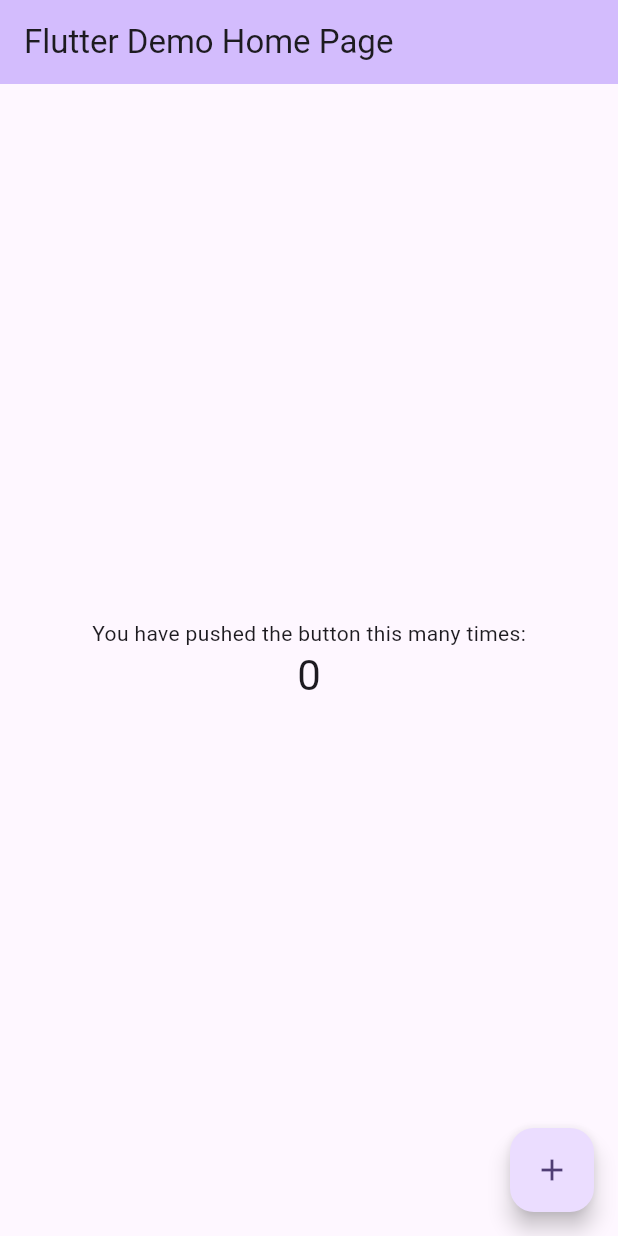
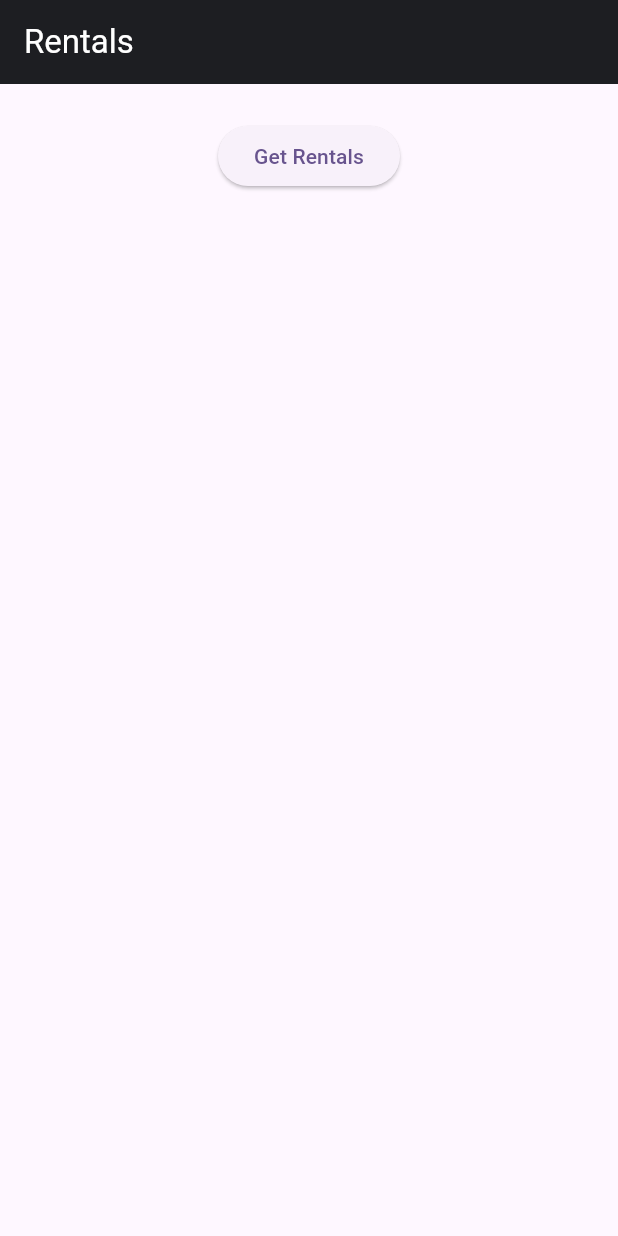
Before and after one commit to chryshel/homes, a Flutter app: the screen it shows after launch, on a phone screen of 412 x 824 dp. Run offline on Flutter 3.47's test engine with Material 3 defaults, Android fonts, the phone set to English and light mode, and no system bars; our stand-ins replace cloud_firestore, dartz, equatable, firebase_core, flutter_bloc, get_it; accounts and stored records are empty.

```diff
--- /dev/null
+++ b/lib/features/get_rentals/domain/entities/rentals.dart
@@ -0,0 +1,30 @@
+import 'package:cloud_firestore/cloud_firestore.dart';
+import 'package:equatable/equatable.dart';
+
+class RentalsEntity extends Equatable {
+  const RentalsEntity({
+    required this.title,
+    required this.price,
+    required this.images,
+    required this.location,
+    required this.bathRoomCount,
+    required this.bedRoomCount,
+  });
+
+  final String title;
+  final int price;
+  final List<dynamic> images;
+  final GeoPoint location;
+  final int bathRoomCount;
+  final int bedRoomCount;
+
+  @override
+  List<Object?> get props => [
+        title,
+        price,
+        images,
+        location,
+        bathRoomCount,
+        bedRoomCount,
+      ];
+}
--- /dev/null
+++ b/lib/features/get_rentals/domain/usecases/get_rentals.dart
@@ -0,0 +1,14 @@
+import 'package:dartz/dartz.dart';
+import 'package:homzes_app/core/error/faliure.dart';
+import 'package:homzes_app/features/get_rentals/domain/entities/rentals.dart';
+import 'package:homzes_app/features/get_rentals/domain/repositories/rental_repository.dart';
+
+class GetRentalsUseCase {
+  final RentalRepository rentalRepository;
+
+  GetRentalsUseCase(this.rentalRepository);
+
+  Future<Either<Failure, List<RentalsEntity>>> execute() {
+    return rentalRepository.getRentals();
+  }
+}
--- /dev/null
+++ b/lib/features/get_rentals/presentation/bloc/rentals_bloc.dart
@@ -0,0 +1,21 @@
+import 'package:flutter_bloc/flutter_bloc.dart';
+import 'package:homzes_app/features/get_rentals/domain/usecases/get_rentals.dart';
+import 'package:homzes_app/features/get_rentals/presentation/bloc/rentals_event.dart';
+import 'package:homzes_app/features/get_rentals/presentation/bloc/rentals_state.dart';
+
+class RentalsBloc extends Bloc<RentalsEvent, RentalsState> {
+  final GetRentalsUseCase _getRentalsUseCase;
+
+  RentalsBloc(this._getRentalsUseCase) : super(RentalsEmpty()) {
+    on<OnGetRentals>((event, emit) async {
+      emit(RentalsLoading());
+      final result = await _getRentalsUseCase.execute();
+      print('result : $result');
+      result.fold((failure) {
+        emit(RentalsLoadFailure(failure.message));
+      }, (data) {
+        emit(RentalsLoaded(data));
+      });
+    });
+  }
+}
--- /dev/null
+++ b/lib/features/get_rentals/presentation/bloc/rentals_event.dart
@@ -0,0 +1,13 @@
+import 'package:equatable/equatable.dart';
+
+abstract class RentalsEvent extends Equatable {
+  const RentalsEvent();
+
+  @override
+  List<Object?> get props => [];
+}
+
+class OnGetRentals extends RentalsEvent {
+  @override
+  List<Object?> get props => [];
+}
--- /dev/null
+++ b/lib/features/get_rentals/presentation/bloc/rentals_state.dart
@@ -0,0 +1,31 @@
+import 'package:equatable/equatable.dart';
+import 'package:homzes_app/features/get_rentals/domain/entities/rentals.dart';
+
+abstract class RentalsState extends Equatable {
+  const RentalsState();
+
+  @override
+  List<Object?> get props => [];
+}
+
+class RentalsEmpty extends RentalsState {}
+
+class RentalsLoading extends RentalsState {}
+
+class RentalsLoaded extends RentalsState {
+  final List<RentalsEntity> result;
+
+  const RentalsLoaded(this.result);
+
+  @override
+  List<Object?> get props => [result];
+}
+
+class RentalsLoadFailure extends RentalsState {
+  final String message;
+
+  const RentalsLoadFailure(this.message);
+
+  @override
+  List<Object?> get props => [message];
+}
--- /dev/null
+++ b/lib/features/get_rentals/presentation/pages/rentals_page.dart
@@ -0,0 +1,83 @@
+import 'package:flutter/foundation.dart';
+import 'package:flutter/material.dart';
+import 'package:flutter_bloc/flutter_bloc.dart';
+import 'package:homzes_app/features/get_rentals/presentation/bloc/rentals_bloc.dart';
+import 'package:homzes_app/features/get_rentals/presentation/bloc/rentals_event.dart';
+import 'package:homzes_app/features/get_rentals/presentation/bloc/rentals_state.dart';
+
+class RentalsPage extends StatelessWidget {
+  const RentalsPage({super.key});
+
+  @override
+  Widget build(BuildContext context) {
+    return Scaffold(
+      appBar: AppBar(
+        backgroundColor: const Color(0xff1D1E22),
+        title: const Text(
+          'Rentals',
+          style: TextStyle(color: Colors.white),
+        ),
+      ),
+      body: Padding(
+        padding: const EdgeInsets.all(24),
+        child: Column(
+          children: [
+            ElevatedButton(
+              onPressed: () {
+                context.read<RentalsBloc>().add(OnGetRentals());
+              },
+              child: const Text('Get Rentals'),
+            ),
+
+            //
+
+            const SizedBox(height: 30),
+
+            //
+
+            BlocBuilder<RentalsBloc, RentalsState>(builder: (context, state) {
+              if (state is RentalsLoading) {
+                return const Center(
+                  child: CircularProgressIndicator(),
+                );
+              }
+              if (state is RentalsLoaded) {
+                if (kDebugMode) {
+                  print('Hello, Flutter!');
+                  print(state.result.length);
+                }
+
+                return Expanded(
+                  // ✅ Add Expanded to constrain ListView height
+                  child: ListView.builder(
+                    itemCount: state.result.length,
+                    itemBuilder: (context, index) {
+                      return Padding(
+                        padding: const EdgeInsets.symmetric(vertical: 8.0),
+                        child: Column(
+                          children: [
+                            Text(
+                              "Title: ${state.result[index].title},",
+                              style: TextStyle(color: Colors.amber),
+                            ),
+                            Text(
+                              "Bathroom count: ${state.result[index].bathRoomCount}",
+                            ),
+                          ],
+                        ),
+                      );
+                    },
+                  ),
+                );
+              }
+              if (kDebugMode) {
+                print('state : $state');
+              }
+              return Container();
+            })
+          ],
+        ),
+      ),
+    );
+  }
+}
--- a/lib/main.dart
+++ b/lib/main.dart
@@ -1,6 +1,17 @@
+import 'package:firebase_core/firebase_core.dart';
 import 'package:flutter/material.dart';
+import 'package:flutter_bloc/flutter_bloc.dart';
+import 'package:homzes_app/features/get_rentals/presentation/bloc/rentals_bloc.dart';
+import 'package:homzes_app/features/get_rentals/presentation/pages/rentals_page.dart';
+import 'package:homzes_app/firebase_options.dart';
+import 'package:homzes_app/injection_container.dart';
 
-void main() {
+void main() async {
+  WidgetsFlutterBinding.ensureInitialized();
+  await Firebase.initializeApp(
+    options: DefaultFirebaseOptions.currentPlatform,
+  );
+  setupLocator();
   runApp(const MyApp());
 }
 
@@ -9,60 +20,17 @@ class MyApp extends StatelessWidget {
 
   @override
   Widget build(BuildContext context) {
-    return MaterialApp(
-      title: 'Flutter Demo',
-      theme: ThemeData(
-        colorScheme: ColorScheme.fromSeed(seedColor: Colors.deepPurple),
-        useMaterial3: true,
-      ),
-      home: const MyHomePage(title: 'Flutter Demo Home Page'),
-    );
-  }
-}
-
-class MyHomePage extends StatefulWidget {
-  const MyHomePage({super.key, required this.title});
-
-  final String title;
-
-  @override
-  State<MyHomePage> createState() => _MyHomePageState();
-}
-
-class _MyHomePageState extends State<MyHomePage> {
-  int _counter = 0;
-
-  void _incrementCounter() {
-    setState(() {
-      _counter++;
-    });
-  }
-
-  @override
-  Widget build(BuildContext context) {
-    return Scaffold(
-      appBar: AppBar(
-        backgroundColor: Theme.of(context).colorScheme.inversePrimary,
-        title: Text(widget.title),
-      ),
-      body: Center(
-        child: Column(
-          mainAxisAlignment: MainAxisAlignment.center,
-          children: <Widget>[
-            const Text(
-              'You have pushed the button this many times:',
-            ),
-            Text(
-              '$_counter',
-              style: Theme.of(context).textTheme.headlineMedium,
-            ),
-          ],
+    return MultiBlocProvider(
+      providers: [
+        BlocProvider(create: (_) => locator<RentalsBloc>()),
+      ],
+      child: MaterialApp(
+        title: 'Flutter Demo',
+        theme: ThemeData(
+          colorScheme: ColorScheme.fromSeed(seedColor: Colors.deepPurple),
+          useMaterial3: true,
         ),
-      ),
-      floatingActionButton: FloatingActionButton(
-        onPressed: _incrementCounter,
-        tooltip: 'Increment',
-        child: const Icon(Icons.add),
+        home: RentalsPage(),
       ),
     );
   }
--- a/pubspec.yaml
+++ b/pubspec.yaml
@@ -28,6 +28,8 @@ dependencies:
 
 
   cupertino_icons: ^1.0.8
+  firebase_core: ^3.12.1
+  cloud_firestore: ^5.6.5
 
 dev_dependencies:
   flutter_test:
```
Also changed, not shown: lib/core/constants/constants.dart (+1 -9 lines), lib/features/get_rentals/data/data_sources/remote_data_source.dart (added, +30 -0 lines), lib/features/get_rentals/data/models/rentals_model.dart (added, +43 -0 lines), lib/features/get_rentals/data/repositories/rentals_repository_impl.dart (added, +25 -0 lines), lib/features/get_rentals/domain/repositories/rental_repository.dart (added, +7 -0 lines), lib/injection_container.dart (added, +28 -0 lines), firebase.json (added), lib/firebase_options.dart (added), pubspec.lock, 15 other files.
